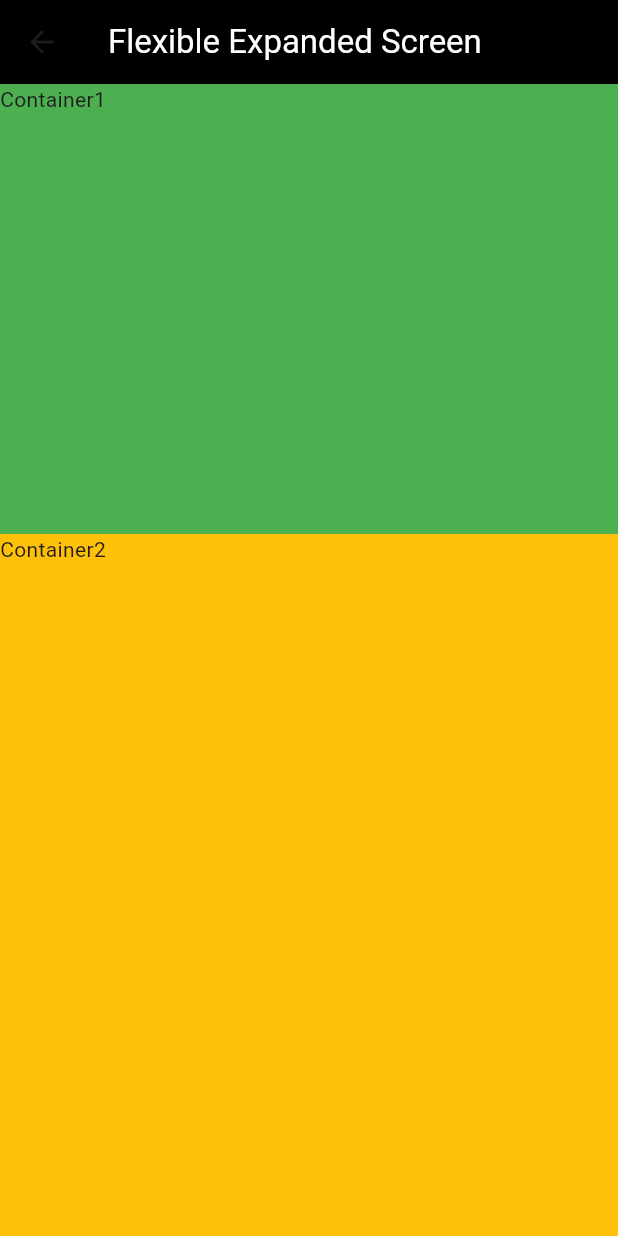
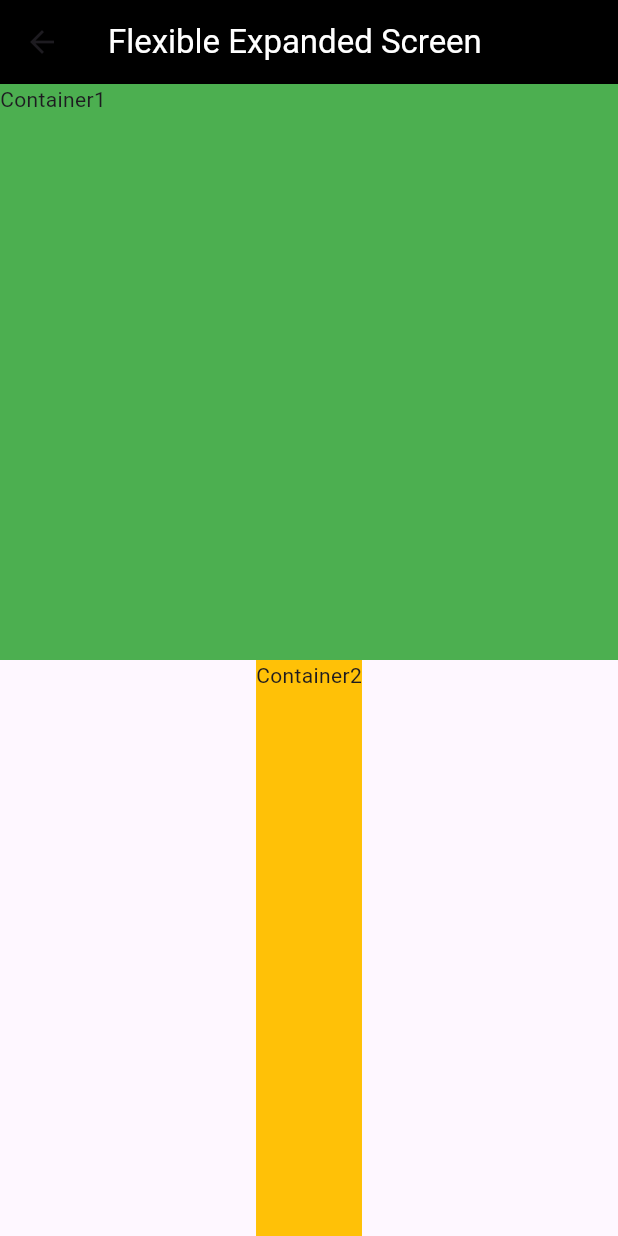
Before and after one commit to aryanNakarmi/flutter_assignment_2, a Flutter app: the FlexibleExpandedScreen screen opened directly, on a phone screen of 412 x 824 dp. Run offline on Flutter 3.47's test engine with Material 3 defaults, Android fonts, the phone set to English and light mode, and no system bars.

Commit message:
flexible

```diff
--- a/lib/Screens/flexible_expanded_screen.dart
+++ b/lib/Screens/flexible_expanded_screen.dart
@@ -13,18 +13,17 @@ class FlexibleExpandedScreen extends StatelessWidget {
       ),),
       body: Column(
         children: [
-          Container(
-            width: double.infinity,
-            height: 300,
-            color: Colors.green,
-            child: Text("Container1"),
+          Expanded(
+            child: Container(
+              width: double.infinity,
+              color: Colors.green,
+              child: Text("Container1"),
+            ),
           ),
           Expanded(
+            child: Container(
 
-            child: Container(
-              height: 300,
               color: Colors.amber,
-              width: double.infinity,
               child: Text("Container2"),
             ),
           )
```
